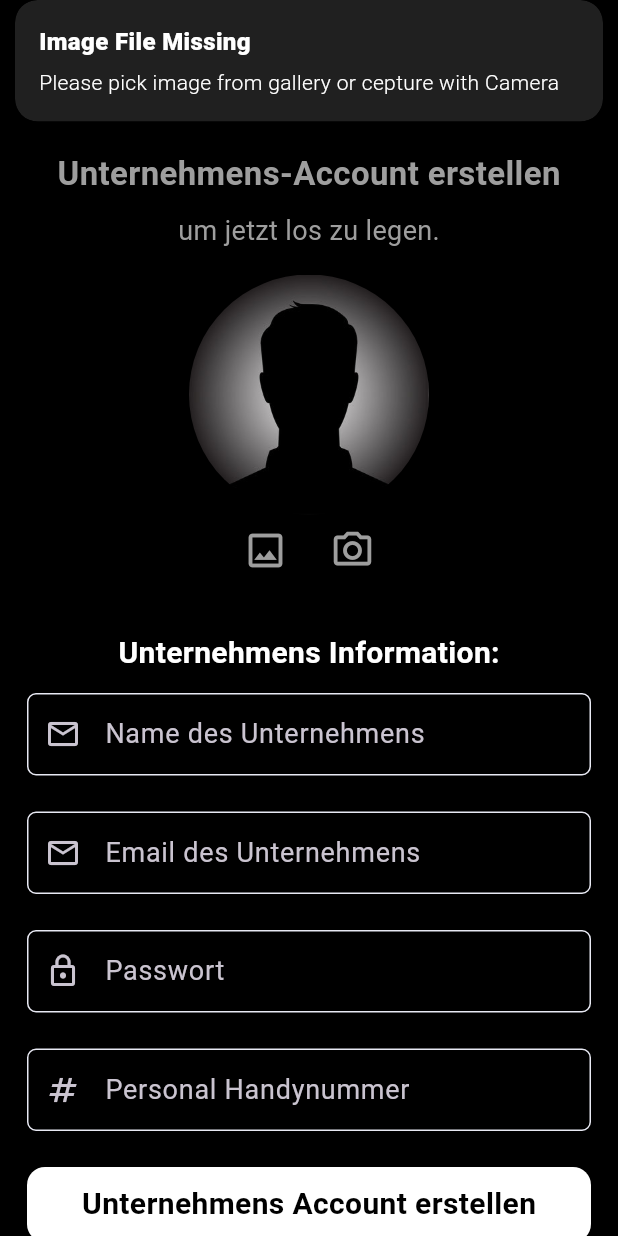
After one commit to Mrgeniv/JobSoon, a Flutter app: the CompanyRegistrationScreen screen opened directly, after a tap on "Unternehmens Account erstellen", on a phone screen of 412 x 824 dp. The commit adds this screen. Run offline on Flutter 3.47's test engine with Material 3 defaults, Android fonts, the light colour scheme and no system bars; our stand-ins replace cloud_firestore, firebase_auth, firebase_core, firebase_storage, get, image_picker and 1 more; missing offline and left inert: flutter_document_picker; accounts and stored records are empty.

Commit message:
Initialer Commit

```diff
--- /dev/null
+++ b/lib/authenticationScreen/company_registration_screen.dart
@@ -0,0 +1,283 @@
+import 'dart:io';
+
+import 'package:flutter/material.dart';
+import 'package:get/get.dart';
+import 'package:get/get_core/src/get_main.dart';
+import 'package:jobsoonapp/controllers/authentication_controller.dart';
+import 'package:jobsoonapp/widgets/custom_text_field_widget.dart';
+
+class CompanyRegistrationScreen extends StatefulWidget {
+  const CompanyRegistrationScreen({super.key});
+
+  @override
+  State<CompanyRegistrationScreen> createState() => _CompanyRegistrationScreenState();
+}
+
+class _CompanyRegistrationScreenState extends State<CompanyRegistrationScreen> {
+  //company info
+  TextEditingController  companyNameTextEditingController = TextEditingController();
+  TextEditingController  companyEmailTextEditingController = TextEditingController();
+  TextEditingController  passwordTextEditingController = TextEditingController();
+  TextEditingController  recruitingPhoneNumberTextEditingController = TextEditingController();
+
+
+
+  bool showProgressBar = false;
+
+  var authenticationController = AuthenticationController.authController;
+
+  @override
+  Widget build(BuildContext context) {
+    return Scaffold(
+      body: SingleChildScrollView(
+        child: Center(
+          child: Column(
+            children: [
+              const SizedBox(
+                height: 100,
+              ),
+
+              const Text(
+                "Unternehmens-Account erstellen",
+                style: TextStyle(
+                  fontSize: 22,
+                  color: Colors.grey,
+                  fontWeight: FontWeight.bold,
+                ),
+              ),
+
+              const SizedBox(
+                height: 10,
+              ),
+
+              const Text(
+                "um jetzt los zu legen.",
+                style: TextStyle(
+                  fontSize: 18,
+                  color: Colors.grey,
+                ),
+              ),
+
+              const SizedBox(
+                height: 16,
+              ),
+              authenticationController.imageFile == null ?
+              const CircleAvatar(
+                radius: 80,
+                backgroundImage: AssetImage(
+                    "images/profile_avatar.jpg"
+                ),
+                backgroundColor: Colors.black,
+              ) :
+              Container(
+                width: 180,
+                height: 180,
+                decoration: BoxDecoration(
+                  shape: BoxShape.circle,
+                  color: Colors.grey,
+                  image: DecorationImage(
+                    fit: BoxFit.fitHeight,
+                    image:  FileImage(
+                      File(authenticationController.imageFile!.path)
+                    ),
+                  ),
+                ),
+              ),
+
+              Row(
+                mainAxisAlignment: MainAxisAlignment.center,
+                children: [
+
+                  IconButton(
+                      onPressed: () async
+                      {
+                        await authenticationController.pickImageFileFromGallery();
+
+                        setState(() {
+                          authenticationController.imageFile;
+                        });
+                      },
+                      icon: const Icon(
+                          Icons.image_outlined,
+                          color: Colors.grey,
+                          size: 30,
+                      ),
+                  ),
+
+                  const SizedBox(
+                    width: 10,
+                  ),
+
+
+                  IconButton(
+                    onPressed: () async
+                    {
+                      await authenticationController.captureImageFileFromPhoneCamera();
+
+                      setState(() {
+                        authenticationController.imageFile;
+                      });
+
+                    },
+                    icon: const Icon(
+                      Icons.camera_alt_outlined,
+                      color: Colors.grey,
+                      size: 30,
+                    ),
+                  ),
+
+                ],
+              ),
+
+              const SizedBox(
+                height: 30,
+              ),
+
+              const Text(
+                "Unternehmens Information:",
+                style: TextStyle(
+                  color: Colors.white,
+                  fontSize: 20,
+                  fontWeight: FontWeight.bold,
+                ),
+              ),
+
+              const SizedBox(
+                height: 12,
+              ),
+
+              SizedBox(
+                width: MediaQuery.of(context).size.width - 36,
+                height: 55,
+                child: CustomTextFieldWidget(
+                  editingController: companyNameTextEditingController,
+                  labelText: "Name des Unternehmens",
+                  iconData: Icons.email_outlined,
+                  isObscure: false,
+                ),
+              ),
+
+              const SizedBox(
+                height: 24,
+              ),
+              SizedBox(
+                width: MediaQuery.of(context).size.width - 36,
+                height: 55,
+                child: CustomTextFieldWidget(
+                  editingController: companyEmailTextEditingController,
+                  labelText: "Email des Unternehmens",
+                  iconData: Icons.email_outlined,
+                  isObscure: false,
+                ),
+              ),
+
+              const SizedBox(
+                height: 24,
+              ),
+
+              //password
+              SizedBox(
+                width: MediaQuery.of(context).size.width - 36,
+                height: 55,
+                child: CustomTextFieldWidget(
+                  editingController: passwordTextEditingController,
+                  labelText: "Passwort",
+                  iconData: Icons.lock_outline,
+                  isObscure: true,
+                ),
+              ),
+
+              const SizedBox(
+                height: 24,
+              ),
+
+              SizedBox(
+                width: MediaQuery.of(context).size.width - 36,
+                height: 55,
+                child: CustomTextFieldWidget(
+                  editingController: recruitingPhoneNumberTextEditingController,
+                  labelText: "Personal Handynummer",
+                  iconData: Icons.numbers,
+                  isObscure: false,
+                ),
+              ),
+
+              const SizedBox(
+                height: 24,
+              ),
+
+              //create account button
+              Container(
+                width: MediaQuery.of(context).size.width - 36,
+                height: 50,
+                decoration: const BoxDecoration(
+                    color: Colors.white,
+                    borderRadius: BorderRadius.all(
+                      Radius.circular(12),
+                    )
+                ),
+                child: InkWell(
+                  onTap: () async
+                  {
+                    if(authenticationController.imageFile != null)
+                    {
+                      if(
+                        // company info
+                        companyNameTextEditingController.text.isNotEmpty &&
+                        companyEmailTextEditingController.text.isNotEmpty &&
+                        passwordTextEditingController.text.isNotEmpty &&
+                        recruitingPhoneNumberTextEditingController.text.isNotEmpty
+                        )
+
+                      {
+                       setState(() {
+                         showProgressBar = true;
+                       });
+                       await authenticationController.createNewCompanyAccount(
+                          // company info
+                          authenticationController.profileImage!,
+                          companyNameTextEditingController.text.trim(),
+                          companyEmailTextEditingController.text.trim(),
+                          passwordTextEditingController.text.trim(),
+                          recruitingPhoneNumberTextEditingController.text.trim(),
+                        );
+
+                        setState(() {
+                          showProgressBar = false;
+                          authenticationController.imageFile = null;
+                        });
+
+
+                      }
+                      else
+                      {
+                        Get.snackbar("A Field is Empty", "Please fill out all field in text fields.");
+                      }
+                    }
+                    else
+                    {
+                      Get.snackbar("Image File Missing", "Please pick image from gallery or cepture with Camera");
+                    }
+                  },
+                  child: const Center(
+                    child: Text(
+                      "Unternehmens Account erstellen",
+                      style: TextStyle(
+                          fontSize: 20,
+                          color: Colors.black,
+                          fontWeight: FontWeight.bold
+                      ),
+                    ),
+                  ),
+
+                ),
+              ),
+
+
+            ],
+          ),
+        ),
+      ),
+    );
+  }
+}
--- a/lib/authenticationScreen/registration_screen.dart
+++ b/lib/authenticationScreen/registration_screen.dart
@@ -377,7 +377,9 @@ class _RegistrationScreenState extends State<RegistrationScreen>
                 ),
               ),
 
-
+               const SizedBox(
+                height: 24,
+              ),
 
 
               //create account button
--- a/lib/controllers/authentication_controller.dart
+++ b/lib/controllers/authentication_controller.dart
@@ -8,8 +8,11 @@ import 'package:get/get.dart';
 import 'package:image_picker/image_picker.dart';
 import 'package:jobsoonapp/authenticationScreen/login_screen.dart';
 import 'package:jobsoonapp/homeScreen/home_screen.dart';
+import 'package:jobsoonapp/models/company.dart';
 
+//models
 import 'package:jobsoonapp/models/person.dart' as personModel;
+import 'package:jobsoonapp/models/company.dart' as companyModel;
 
 class AuthenticationController extends GetxController
 {
@@ -62,7 +65,10 @@ class AuthenticationController extends GetxController
     String downloadUrlOfImage =  await snapshot.ref.getDownloadURL();
     return downloadUrlOfImage;
   }
-  createNewUserAccount(File imageProfile,
+
+  createNewUserAccount(
+                       //person infos
+                       File imageProfile,
                        String email,
                        String password,
                        String name,
@@ -75,14 +81,13 @@ class AuthenticationController extends GetxController
                        String experienceYears,
                        String careerInterests,
                        String userResumeLink,
-
                   ) async
 {
     try
     {
 
       //1. authenticate user and create User with Email and Password
-      UserCredential credential = await FirebaseAuth.instance.createUserWithEmailAndPassword(
+      UserCredential userCredential = await FirebaseAuth.instance.createUserWithEmailAndPassword(
         email: email,
         password: password,
       );
@@ -95,7 +100,7 @@ class AuthenticationController extends GetxController
       //3. upload pdf to storage
 
 
-      //3. save user info to firestore database
+      //3. save user & compnay infos to firestore database
       personModel.Person personInstace = personModel.Person(
         //Person info
         uid: FirebaseAuth.instance.currentUser!.uid,
@@ -119,6 +124,8 @@ class AuthenticationController extends GetxController
 
 
 
+
+
       await FirebaseFirestore.instance.collection("users").doc(FirebaseAuth.instance.currentUser!.uid).set(personInstace.toJson());
 
       Get.snackbar("Account Created", "Congratulation your Account has been created!");
@@ -126,14 +133,11 @@ class AuthenticationController extends GetxController
 
     } catch(errorMsg)
     {
-      Get.snackbar("Account Creation Unseccessful", "Error occurred: $errorMsg");
+      Get.snackbar("Accounterstellung fehlgeschlagen!", "Error occurred: $errorMsg");
     }
 
   }
-  createNewCompanyAccount() async
-  {
 
-  }
   loginUser(String emailUser, String passwordUser) async
   {
     try
@@ -143,7 +147,7 @@ class AuthenticationController extends GetxController
         password: passwordUser,
       );
 
-      Get.snackbar("Anmeldung erfolgreich", "Du konntest dich jetzt einloggen.");
+      Get.snackbar("Anmeldung erfolgreich", "Sie konnten sich einloggen.");
 
       Get.to(HomeScreen());
     }
@@ -166,6 +170,56 @@ class AuthenticationController extends GetxController
 
 
 
+  createNewCompanyAccount(
+                       File imageProfile,
+                       String companyName,
+                       String companyEmail,
+                       String password,
+                       String recruitingPhoneNumber,
+
+  ) async
+  {
+    try
+    {
+      UserCredential companyCredential = await FirebaseAuth.instance.createUserWithEmailAndPassword(
+        email: companyEmail,
+        password: password,
+      );
+
+      String urlOfDownloadedImage = await uploadImageToStorage(imageProfile);
+
+       companyModel.Company companyInstance = companyModel.Company(
+        companyId: FirebaseAuth.instance.currentUser!.uid,
+        imageProfile: urlOfDownloadedImage,
+        companyName: companyName,
+        companyEmail: companyEmail,
+        password: password,
+        recruitingPhoneNumber: recruitingPhoneNumber,
+        publishedDateTime: DateTime.now().microsecondsSinceEpoch,
+       );
+
+       await FirebaseFirestore.instance.collection("companies").doc(FirebaseAuth.instance.currentUser!.uid).set(companyInstance.toJson());
+
+       Get.snackbar("Account Created", "Congratulation your Account has been created!");
+       Get.to(const HomeScreen());
+    }catch(errorMsg)
+    {
+      Get.snackbar("Accounterstellung fehlgeschlagen!", "Error occurred: $errorMsg");
+    }
+
+
+
+  }
+
+  checkIfCompanyIsLoggedIn(User? currentUser) async {
+  if (currentUser != null) {
+    // Überprüfe, ob der aktuelle Benutzer eine Unternehmens-UID entspricht
+    if (currentUser.uid == companyModel.Company().companyId) {
+      // Der Benutzer ist ein Unternehmen
+    }
+  }
+}
+
 
 
   @override
@@ -176,7 +230,10 @@ class AuthenticationController extends GetxController
     fireBaseCurrentUser = Rx<User?>(FirebaseAuth.instance.currentUser);
     fireBaseCurrentUser.bindStream(FirebaseAuth.instance.authStateChanges());
 
-    ever(fireBaseCurrentUser, checkIfUserIsLoggedIn);
+    fireBaseCurrentUser.listen((user) {
+      checkIfUserIsLoggedIn(user);
+      checkIfCompanyIsLoggedIn(user);
+    });
 
   }
 
--- /dev/null
+++ b/lib/controllers/job_controller.dart
@@ -0,0 +1,6 @@
+import 'package:get/get.dart';
+
+class JobController extends GetxController
+{
+
+}
--- a/lib/models/company.dart
+++ b/lib/models/company.dart
@@ -1,11 +1,53 @@
 import 'package:cloud_firestore/cloud_firestore.dart';
+import 'package:flutter/material.dart';
 
 class Company
 {
+  //company info
+  String? companyId;
+  String? imageProfile;
   String? companyName;
   String? companyEmail;
   String? password;
   String? recruitingPhoneNumber;
   int? publishedDateTime;
-  List<String>? jobTitles = []; //List of Job Titles for the company
+
+  Company(
+  {
+    this.companyId,
+    this.imageProfile,
+    this.companyName,
+    this.companyEmail,
+    this.password,
+    this.recruitingPhoneNumber,
+    this.publishedDateTime,
+  }
+);
+
+  static Company fromDataSnapshot(DocumentSnapshot snapshot)
+  {
+    var dataSnapshot = snapshot.data() as Map<String, dynamic>;
+    return Company(
+      companyId: dataSnapshot['companyId'],
+      imageProfile: dataSnapshot['imageProfile'],
+      companyName: dataSnapshot['companyName'],
+      companyEmail: dataSnapshot['companyEmail'],
+      password: dataSnapshot['password'],
+      recruitingPhoneNumber: dataSnapshot['recruitingPhoneNumber'],
+      publishedDateTime: dataSnapshot['dateTime'],
+
+    );
+  }
+
+  Map<String, dynamic> toJson() =>
+  {
+    'companyId': companyId,
+    'imageProfile': imageProfile,
+    'companyName' : companyName,
+    'companyEmail' : companyEmail,
+    'password' : password,
+    'recruitingPhoneNumber' : recruitingPhoneNumber,
+    'dateTime' : publishedDateTime,
+  };
+
 }
--- a/lib/widgets/custom_text_field_widget.dart
+++ b/lib/widgets/custom_text_field_widget.dart
@@ -34,13 +34,13 @@ class CustomTextFieldWidget extends StatelessWidget
         enabledBorder: OutlineInputBorder(
           borderRadius: BorderRadius.circular(6),
           borderSide: const BorderSide(
-            color:  Colors.grey
+            color:  Color(0xFFE8E9F3),
           ),
         ),
         focusedBorder: OutlineInputBorder(
           borderRadius: BorderRadius.circular(6),
           borderSide: const BorderSide(
-              color:  Colors.grey
+              color:  Color(0xFFE8E9F3),
           ),
         ),
 
--- a/pubspec.yaml
+++ b/pubspec.yaml
@@ -44,6 +44,7 @@ dependencies:
   flutter_document_picker: ^5.2.3
   advance_pdf_viewer: ^2.0.0
   file_picker: ^6.1.1
+  pdf: ^3.10.8
 
 
 
```
Also changed, not shown: lib/authenticationScreen/login_screen.dart (+43 -3 lines), lib/controllers/pdf_controller.dart (+23 -0 lines), lib/models/job.dart (added, +77 -0 lines), lib/models/person.dart (+5 -8 lines), lib/tabScreens/company_details_screen.dart (added, +16 -0 lines), lib/tabScreens/swipping_screen.dart (+16 -12 lines), pubspec.lock.
